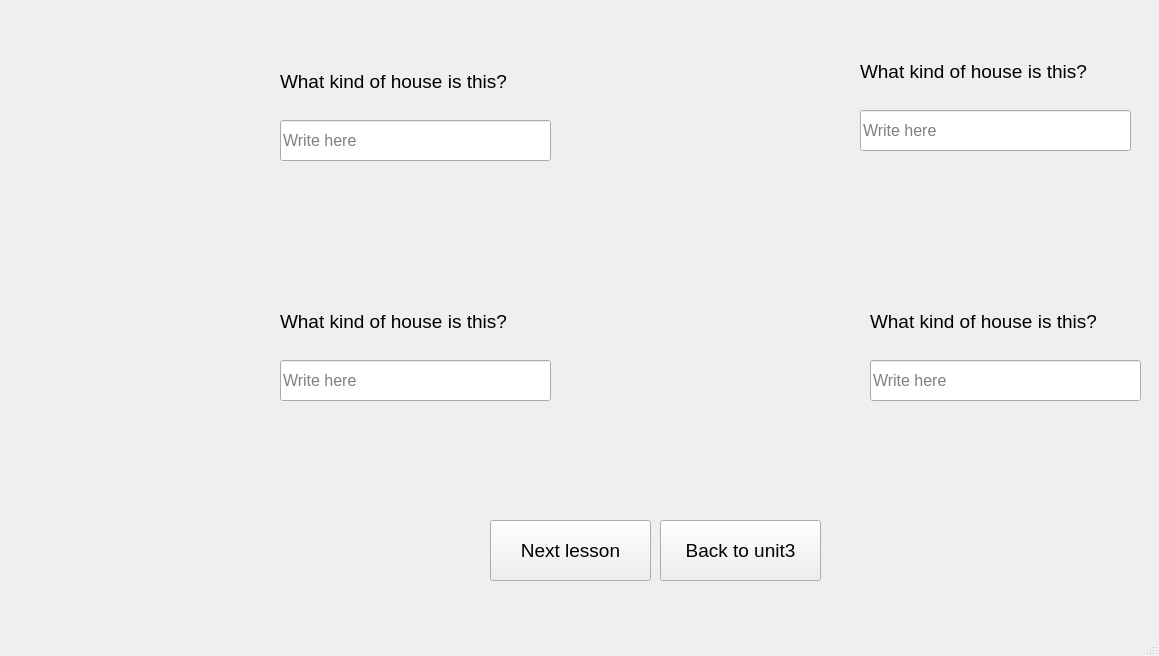
The window that SPCK/Gui/house2.ui (trongphuc1/TL-C4K-PTI01-) describes before a commit, drawn with Qt 5.
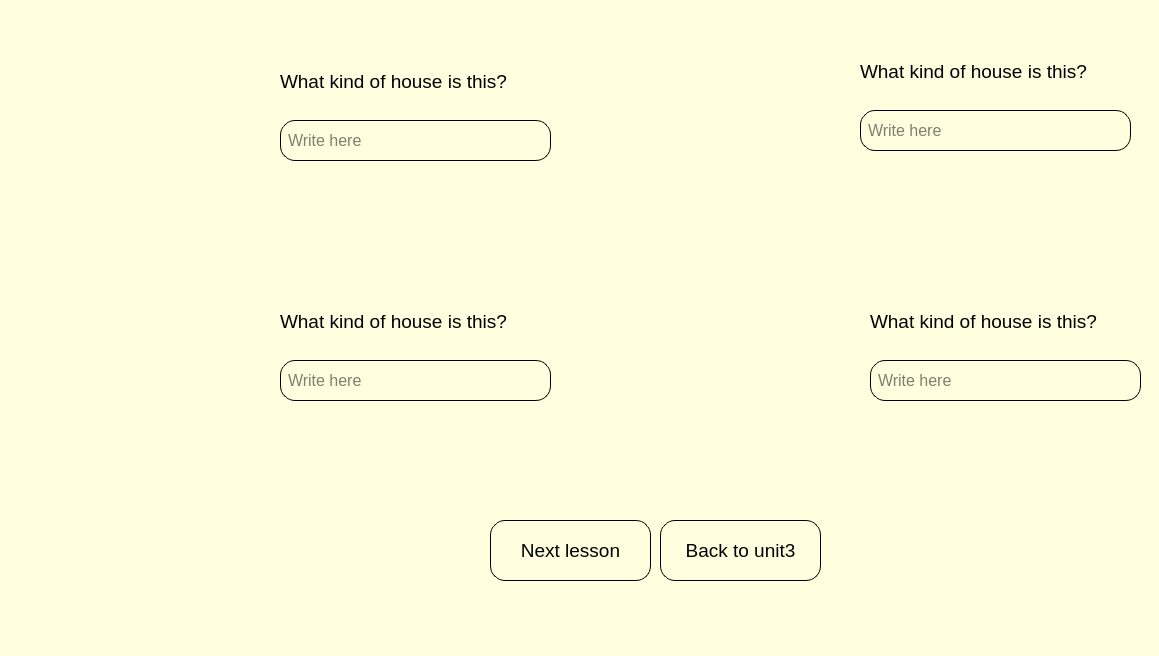
The same window after the commit. Icons and pictures are not drawn.

What changed in the file:
```diff
--- a/SPCK/Gui/house2.ui
+++ b/SPCK/Gui/house2.ui
@@ -13,6 +13,10 @@
   <property name="windowTitle">
    <string>MainWindow</string>
   </property>
+  <property name="styleSheet">
+   <string notr="true">
+    background-color:lightyellow;</string>
+  </property>
   <widget class="QWidget" name="centralwidget">
    <widget class="QLabel" name="label">
     <property name="geometry">
@@ -66,6 +70,12 @@
       <pointsize>12</pointsize>
      </font>
     </property>
+    <property name="styleSheet">
+     <string notr="true">    border-radius: 15px;
+    border: 1px solid black;
+    padding: 5px;
+</string>
+    </property>
     <property name="placeholderText">
      <string>Write here</string>
     </property>
@@ -103,6 +113,12 @@
       <pointsize>12</pointsize>
      </font>
     </property>
+    <property name="styleSheet">
+     <string notr="true">    border-radius: 15px;
+    border: 1px solid black;
+    padding: 5px;
+</string>
+    </property>
     <property name="placeholderText">
      <string>Write here</string>
     </property>
@@ -140,6 +156,12 @@
       <pointsize>12</pointsize>
      </font>
     </property>
+    <property name="styleSheet">
+     <string notr="true">    border-radius: 15px;
+    border: 1px solid black;
+    padding: 5px;
+</string>
+    </property>
     <property name="placeholderText">
      <string>Write here</string>
     </property>
@@ -234,6 +256,12 @@
       <pointsize>12</pointsize>
      </font>
     </property>
+    <property name="styleSheet">
+     <string notr="true">    border-radius: 15px;
+    border: 1px solid black;
+    padding: 5px;
+</string>
+    </property>
     <property name="placeholderText">
      <string>Write here</string>
     </property>
@@ -252,6 +280,12 @@
       <pointsize>14</pointsize>
      </font>
     </property>
+    <property name="styleSheet">
+     <string notr="true">    border-radius: 15px;
+    border: 1px solid black;
+    padding: 5px;
+</string>
+    </property>
     <property name="text">
      <string>Next lesson</string>
     </property>
@@ -270,6 +304,12 @@
       <pointsize>14</pointsize>
      </font>
     </property>
+    <property name="styleSheet">
+     <string notr="true">    border-radius: 15px;
+    border: 1px solid black;
+    padding: 5px;
+</string>
+    </property>
     <property name="text">
      <string>Back to unit3</string>
     </property>
```
Left out of the diff: 4 changed lines with no effect on the pictures.
